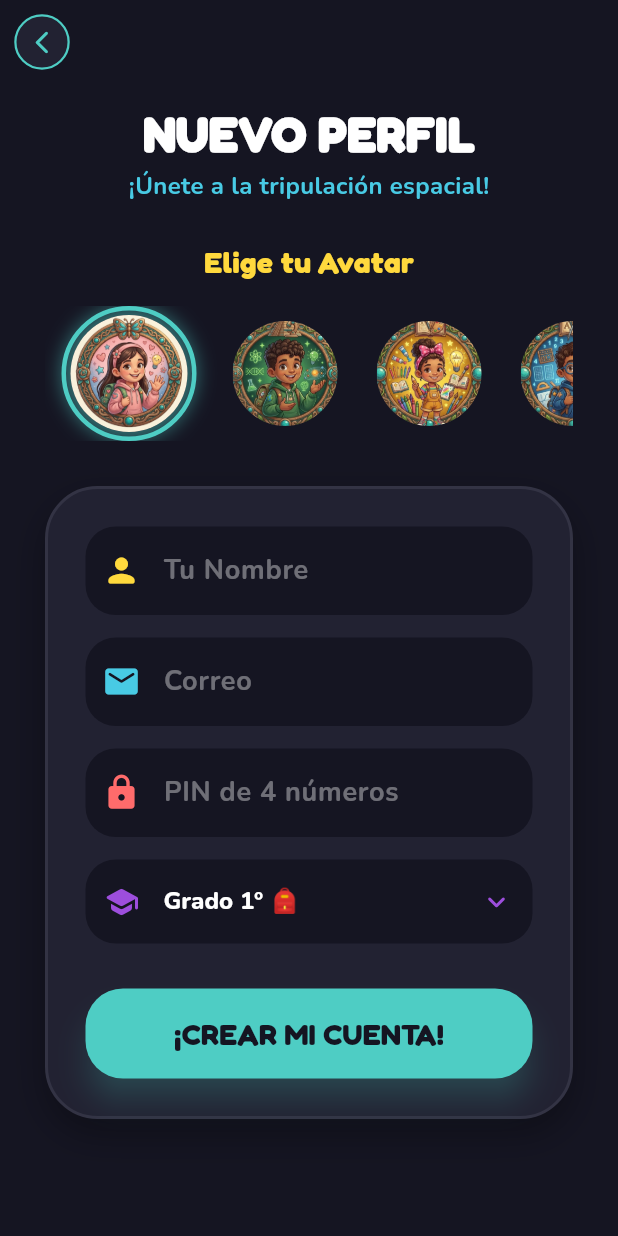
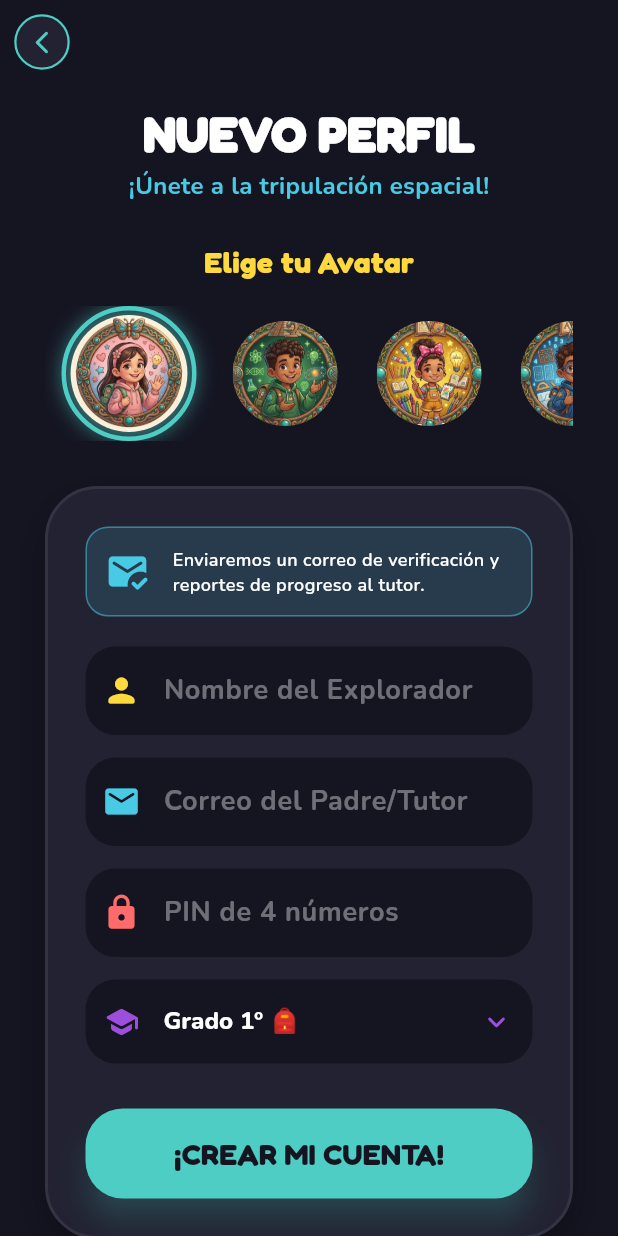
Before and after one commit to STEVEN7-WEB/Eduplay, a Flutter app: the LoginScreen screen opened directly, after a tap on "ENTRAR 🚀", after a tap on "¿Eres nuevo? ¡Crea tu perfil aquí! ✨", on a phone screen of 412 x 824 dp. Run offline on Flutter 3.47's test engine with Material 3 defaults, Android fonts, the phone set to English and light mode, and no system bars; our stand-ins replace connectivity_plus, google_fonts, shared_preferences, video_player; missing offline and left inert: mailer, postgres; accounts and stored records are empty.

Commit message:
implementacion verificacion padre/tutor

```diff
--- a/mobile_app/lib/screens/auth/login_screen.dart
+++ b/mobile_app/lib/screens/auth/login_screen.dart
@@ -6,6 +6,7 @@ import '../../services/neon_db_service.dart';
 import '../../main.dart'; // ¡Importante para cambiar el tema global!
 import '../home/home_screen.dart';
 import 'register_screen.dart';
+import 'parent_dashboard_screen.dart'; // Importamos la nueva pantalla de padres
 
 class LoginScreen extends StatefulWidget {
   const LoginScreen({super.key});
@@ -15,35 +16,29 @@ class LoginScreen extends StatefulWidget {
 
 class _LoginScreenState extends State<LoginScreen> {
   final _formKey = GlobalKey<FormState>();
-  final TextEditingController _nombreController = TextEditingController();
+  final TextEditingController _identificadorController = TextEditingController();
   final TextEditingController _passController = TextEditingController();
+
   bool _isLoading = false;
+  bool _isParentMode = false; // Variable mágica para detectar modo padre/alumno
 
   @override
   void dispose() {
-    _nombreController.dispose();
+    _identificadorController.dispose();
     _passController.dispose();
     super.dispose();
   }
 
-  // --- FUNCIÓN PARA CAMBIAR EL TEMA DESDE EL LOGIN ---
   void _toggleTheme() async {
     final prefs = await SharedPreferences.getInstance();
-
-    // Detectamos en qué modo estamos actualmente
     final isDarkMode = Theme.of(context).brightness == Brightness.dark;
-    final newMode = !isDarkMode; // Lo invertimos
-
-    // Cambiamos la variable global de main.dart
+    final newMode = !isDarkMode;
     themeNotifier.value = newMode ? ThemeMode.dark : ThemeMode.light;
-
-    // Guardamos la preferencia en el celular para que siempre inicie así
     await prefs.setBool('isDarkMode', newMode);
   }
 
   @override
   Widget build(BuildContext context) {
-    // --- DETECTOR DE MODO OSCURO ---
     final isDarkMode = Theme.of(context).brightness == Brightness.dark;
     final bgColor = isDarkMode ? const Color(0xFF151522) : const Color(0xFFF4F6F9);
     final textColor = isDarkMode ? Colors.white : const Color(0xFF1E1E2E);
@@ -52,7 +47,6 @@ class _LoginScreenState extends State<LoginScreen> {
 
     return Scaffold(
       backgroundColor: bgColor,
-      // Añadimos un AppBar invisible solo para poner el botón a la derecha
       appBar: AppBar(
         backgroundColor: Colors.transparent,
         elevation: 0,
@@ -87,7 +81,6 @@ class _LoginScreenState extends State<LoginScreen> {
               child: Column(
                 mainAxisAlignment: MainAxisAlignment.center,
                 children: [
-                  // LOGO CIRCULAR NEÓN
                   Container(
                     height: 120, width: 120,
                     decoration: BoxDecoration(
@@ -112,11 +105,11 @@ class _LoginScreenState extends State<LoginScreen> {
                   ),
                   const SizedBox(height: 30),
                   Text(
-                    "¡HOLA!",
+                    _isParentMode ? "¡HOLA, TUTOR!" : "¡HOLA!",
                     style: GoogleFonts.fredoka(color: textColor, fontSize: 38, fontWeight: FontWeight.w900, letterSpacing: 2),
                   ),
                   Text(
-                    "¡Listo para otra misión!",
+                    _isParentMode ? "Accede al panel de control" : "¡Listo para otra misión!",
                     style: GoogleFonts.nunito(color: subtitleColor, fontSize: 16, fontWeight: FontWeight.w700),
                   ),
                   const SizedBox(height: 30),
@@ -124,10 +117,7 @@ class _LoginScreenState extends State<LoginScreen> {
                   const SizedBox(height: 20),
                   TextButton(
                     onPressed: () {
-                      Navigator.push(
-                        context,
-                        MaterialPageRoute(builder: (context) => const RegisterScreen()),
-                      );
+                      Navigator.push(context, MaterialPageRoute(builder: (context) => const RegisterScreen()));
                     },
                     child: Text(
                       "¿Eres nuevo? ¡Crea tu perfil aquí! ✨",
@@ -162,9 +152,11 @@ class _LoginScreenState extends State<LoginScreen> {
       ),
       child: Column(
         children: [
-          _buildField(_nombreController, "Tu Nombre", Icons.face_retouching_natural_rounded, const Color(0xFF4ECDC4), false, isDarkMode),
+          // Campo 1: Identificador
+          _buildIdentificadorField(isDarkMode),
           const SizedBox(height: 15),
-          _buildField(_passController, "PIN Secreto", Icons.lock_rounded, const Color(0xFFFF6B6B), true, isDarkMode),
+          // Campo 2: PIN o Contraseña dependiendo del modo
+          _buildPasswordField(isDarkMode),
           const SizedBox(height: 30),
           SizedBox(
             width: double.infinity,
@@ -187,45 +179,63 @@ class _LoginScreenState extends State<LoginScreen> {
     );
   }
 
-  Widget _buildField(TextEditingController controller, String label, IconData icon, Color neonColor, bool isPass, bool isDarkMode) {
+  Widget _buildIdentificadorField(bool isDarkMode) {
     final fillColor = isDarkMode ? const Color(0xFF151522) : const Color(0xFFF4F6F9);
     final textColor = isDarkMode ? Colors.white : Colors.black87;
     final hintColor = isDarkMode ? Colors.white38 : Colors.black38;
+    final neonColor = const Color(0xFF4ECDC4);
 
     return TextFormField(
-      controller: controller,
-      obscureText: isPass,
-      keyboardType: isPass ? TextInputType.number : TextInputType.name,
-      inputFormatters: isPass ? [
+      controller: _identificadorController,
+      keyboardType: TextInputType.emailAddress,
+      style: GoogleFonts.nunito(color: textColor, fontWeight: FontWeight.w700, fontSize: 18),
+      onChanged: (value) {
+        // Detecta arroba
+        setState(() {
+          _isParentMode = value.contains('@');
+        });
+      },
+      validator: (value) => (value == null || value.trim().isEmpty) ? '¡Falta este dato!' : null,
+      decoration: InputDecoration(
+        prefixIcon: Icon(Icons.person_outline_rounded, color: neonColor, size: 28),
+        hintText: "Usuario o Correo",
+        hintStyle: GoogleFonts.nunito(color: hintColor, fontWeight: FontWeight.w700),
+        filled: true,
+        fillColor: fillColor,
+        border: OutlineInputBorder(borderRadius: BorderRadius.circular(20), borderSide: BorderSide.none),
+        focusedBorder: OutlineInputBorder(borderRadius: BorderRadius.circular(20), borderSide: BorderSide(color: neonColor, width: 2)),
+      ),
+    );
+  }
+
+  Widget _buildPasswordField(bool isDarkMode) {
+    final fillColor = isDarkMode ? const Color(0xFF151522) : const Color(0xFFF4F6F9);
+    final textColor = isDarkMode ? Colors.white : Colors.black87;
+    final hintColor = isDarkMode ? Colors.white38 : Colors.black38;
+    final neonColor = const Color(0xFFFF6B6B);
+
+    return TextFormField(
+      controller: _passController,
+      obscureText: true,
+      keyboardType: _isParentMode ? TextInputType.text : TextInputType.number,
+      inputFormatters: _isParentMode ? [] : [
         FilteringTextInputFormatter.digitsOnly,
         LengthLimitingTextInputFormatter(4),
-      ] : [],
+      ],
       style: GoogleFonts.nunito(color: textColor, fontWeight: FontWeight.w700, fontSize: 18),
       validator: (value) {
         if (value == null || value.trim().isEmpty) return '¡Falta este dato!';
-        if (isPass && value.length < 4) return 'El PIN necesita 4 números';
+        if (!_isParentMode && value.length < 4) return 'El PIN necesita 4 números';
         return null;
       },
       decoration: InputDecoration(
-        prefixIcon: Icon(icon, color: neonColor, size: 28),
-        hintText: label,
+        prefixIcon: Icon(Icons.lock_rounded, color: neonColor, size: 28),
+        hintText: _isParentMode ? "Contraseña del Tutor" : "PIN Secreto",
         hintStyle: GoogleFonts.nunito(color: hintColor, fontWeight: FontWeight.w700),
         filled: true,
         fillColor: fillColor,
-        border: OutlineInputBorder(
-          borderRadius: BorderRadius.circular(20),
-          borderSide: BorderSide(color: neonColor.withOpacity(0.3), width: 1),
-        ),
-        enabledBorder: OutlineInputBorder(
-          borderRadius: BorderRadius.circular(20),
-          borderSide: const BorderSide(color: Colors.transparent, width: 1),
-        ),
-        focusedBorder: OutlineInputBorder(
-          borderRadius: BorderRadius.circular(20),
-          borderSide: BorderSide(color: neonColor, width: 2),
-        ),
-        errorStyle: GoogleFonts.nunito(color: const Color(0xFFFF6B6B), fontWeight: FontWeight.bold),
-        counterText: "",
+        border: OutlineInputBorder(borderRadius: BorderRadius.circular(20), borderSide: BorderSide.none),
+        focusedBorder: OutlineInputBorder(borderRadius: BorderRadius.circular(20), borderSide: BorderSide(color: neonColor, width: 2)),
       ),
     );
   }
@@ -234,17 +244,26 @@ class _LoginScreenState extends State<LoginScreen> {
     if (!_formKey.currentState!.validate()) return;
     setState(() => _isLoading = true);
 
-    bool exito = await NeonDbService.loginPorNombre(_nombreController.text.trim(), _passController.text.trim());
+    bool exito;
+    if (_isParentMode) {
+      exito = await NeonDbService.loginPorCorreo(_identificadorController.text.trim(), _passController.text.trim());
+    } else {
+      exito = await NeonDbService.loginPorNombre(_identificadorController.text.trim(), _passController.text.trim());
+    }
 
     if (!mounted) return;
     setState(() => _isLoading = false);
 
     if (exito) {
-      Navigator.pushReplacement(context, MaterialPageRoute(builder: (context) => const HomeScreen()));
+      if (_isParentMode) {
+        Navigator.pushReplacement(context, MaterialPageRoute(builder: (context) => const ParentDashboardScreen()));
+      } else {
+        Navigator.pushReplacement(context, MaterialPageRoute(builder: (context) => const HomeScreen()));
+      }
     } else {
       ScaffoldMessenger.of(context).showSnackBar(
         SnackBar(
-          content: Text("Nombre o PIN incorrectos ❌", style: GoogleFonts.nunito(fontWeight: FontWeight.bold, fontSize: 16, color: Colors.white)),
+          content: Text("Datos incorrectos ❌", style: GoogleFonts.nunito(fontWeight: FontWeight.bold, fontSize: 16, color: Colors.white)),
           backgroundColor: const Color(0xFFFF6B6B),
           behavior: SnackBarBehavior.floating,
           shape: RoundedRectangleBorder(borderRadius: BorderRadius.circular(20)),
--- a/mobile_app/lib/screens/auth/register_screen.dart
+++ b/mobile_app/lib/screens/auth/register_screen.dart
@@ -1,8 +1,12 @@
 import 'package:flutter/material.dart';
 import 'package:flutter/services.dart';
 import 'package:google_fonts/google_fonts.dart';
+
+// Importaciones de tus servicios y pantallas
 import '../../services/neon_db_service.dart';
+import '../../services/email_service.dart'; // Asegúrate de haber creado este archivo
 import '../home/home_screen.dart';
+import 'verification_screen.dart'; // Asegúrate de haber creado este archivo
 
 class RegisterScreen extends StatefulWidget {
   const RegisterScreen({super.key});
@@ -38,7 +42,6 @@ class _RegisterScreenState extends State<RegisterScreen> {
 
   @override
   Widget build(BuildContext context) {
-    // --- DETECTOR DE MODO OSCURO ---
     final isDarkMode = Theme.of(context).brightness == Brightness.dark;
     final bgColor = isDarkMode ? const Color(0xFF151522) : const Color(0xFFF4F6F9);
     final cardColor = isDarkMode ? const Color(0xFF222232) : Colors.white;
@@ -124,9 +127,32 @@ class _RegisterScreenState extends State<RegisterScreen> {
                   ),
                   child: Column(
                     children: [
-                      _buildField(_nombreController, "Tu Nombre", Icons.person_rounded, const Color(0xFFFFD93D), false, isDarkMode),
+                      // Banner de Verificación
+                      Container(
+                        padding: const EdgeInsets.all(12),
+                        margin: const EdgeInsets.only(bottom: 20),
+                        decoration: BoxDecoration(
+                          color: const Color(0xFF48CAE4).withOpacity(0.15),
+                          borderRadius: BorderRadius.circular(15),
+                          border: Border.all(color: const Color(0xFF48CAE4).withOpacity(0.5)),
+                        ),
+                        child: Row(
+                          children: [
+                            const Icon(Icons.mark_email_read_rounded, color: Color(0xFF48CAE4), size: 30),
+                            const SizedBox(width: 15),
+                            Expanded(
+                              child: Text(
+                                "Enviaremos un correo de verificación y reportes de progreso al tutor.",
+                                style: GoogleFonts.nunito(color: textColor, fontSize: 12, fontWeight: FontWeight.w600),
+                              ),
+                            ),
+                          ],
+                        ),
+                      ),
+
+                      _buildField(_nombreController, "Nombre del Explorador", Icons.person_rounded, const Color(0xFFFFD93D), false, isDarkMode),
                       const SizedBox(height: 15),
-                      _buildField(_emailController, "Correo", Icons.email_rounded, const Color(0xFF48CAE4), false, isDarkMode),
+                      _buildField(_emailController, "Correo del Padre/Tutor", Icons.email_rounded, const Color(0xFF48CAE4), false, isDarkMode),
                       const SizedBox(height: 15),
                       _buildField(_passController, "PIN de 4 números", Icons.lock_rounded, const Color(0xFFFF6B6B), true, isDarkMode),
                       const SizedBox(height: 15),
@@ -185,7 +211,7 @@ class _RegisterScreenState extends State<RegisterScreen> {
     return TextFormField(
       controller: controller,
       obscureText: isPass,
-      keyboardType: isPass ? TextInputType.number : (label == "Correo" ? TextInputType.emailAddress : TextInputType.name),
+      keyboardType: isPass ? TextInputType.number : (label.contains("Correo") ? TextInputType.emailAddress : TextInputType.name),
       inputFormatters: isPass ? [
         FilteringTextInputFormatter.digitsOnly,
         LengthLimitingTextInputFormatter(4),
@@ -194,7 +220,7 @@ class _RegisterScreenState extends State<RegisterScreen> {
       validator: (value) {
         if (value == null || value.trim().isEmpty) return '¡Falta este dato!';
         if (isPass && value.length < 4) return 'El PIN necesita 4 números';
-        if (label == "Correo" && !value.contains("@")) return 'Correo no válido';
+        if (label.contains("Correo") && !value.contains("@")) return 'Correo no válido';
         return null;
       },
       decoration: InputDecoration(
@@ -213,7 +239,39 @@ class _RegisterScreenState extends State<RegisterScreen> {
 
   void _registrar() async {
     if (!_formKey.currentState!.validate()) return;
+
+    // 1. Mostrar estado de carga y generar código
     setState(() => _isLoading = true);
+    String codigoGenerado = EmailService.generarCodigo();
+
+    // 2. Enviar el correo
+    bool correoEnviado = await EmailService.enviarCodigo(_emailController.text.trim(), codigoGenerado);
+
+    if (!mounted) return;
+
+    if (!correoEnviado) {
+      setState(() => _isLoading = false);
+      _mostrarAlerta("Error de conexión 🔌", "No pudimos enviar el correo de verificación. Revisa tus credenciales o intenta más tarde.", const Color(0xFFFF6B6B), Colors.white);
+      return;
+    }
+
+    // Ocultamos la carga temporalmente mientras abrimos la otra pantalla
+    setState(() => _isLoading = false);
+
+    // 3. Abrir la pantalla de verificación y esperar resultado
+    final verificado = await Navigator.push(
+      context,
+      MaterialPageRoute(
+        builder: (context) => VerificationScreen(
+          correoPadre: _emailController.text.trim(),
+          codigoReal: codigoGenerado,
+        ),
+      ),
+    );
+
+    // 4. Si el usuario ingresó el código correcto y regresó "true"
+    if (verificado == true) {
+      setState(() => _isLoading = true); // Volvemos a mostrar que está cargando para guardar en BD
 
       dynamic resultado = await NeonDbService.registrarUsuario(
         _nombreController.text.trim(),
@@ -231,9 +289,10 @@ class _RegisterScreenState extends State<RegisterScreen> {
       } else if (resultado is String && resultado == 'duplicate_name') {
         _mostrarAlerta("¡Ese nombre ya existe! 🧐", "Agrega una inicial o número divertido (ej. ${_nombreController.text.trim()}123).", const Color(0xFFFFD93D), Colors.black87);
       } else if (resultado is String && resultado == 'duplicate_email') {
-      _mostrarAlerta("¡Ups! Correo en uso 📧", "Ya hay una cuenta con este correo.", const Color(0xFFFF6B6B), Colors.white);
+        _mostrarAlerta("¡Ups! Correo en uso 📧", "Ya hay una cuenta verificada con este correo.", const Color(0xFFFF6B6B), Colors.white);
       } else {
         _mostrarAlerta("Error de conexión 🔌", "Revisa tu internet y vuelve a intentar.", const Color(0xFFFF6B6B), Colors.white);
+      }
     }
   }
 
--- a/mobile_app/pubspec.yaml
+++ b/mobile_app/pubspec.yaml
@@ -18,6 +18,7 @@ dependencies:
   crypto: ^3.0.7
   # Agregado para reproducir AppTec.mp4
   video_player: ^2.8.6
+  mailer: ^7.1.0
 
 dev_dependencies:
   flutter_test:
```
Also changed, not shown: mobile_app/lib/screens/auth/parent_dashboard_screen.dart (added, +73 -0 lines), mobile_app/lib/screens/auth/verification_screen.dart (added, +112 -0 lines), mobile_app/lib/services/email_service.dart (added, +44 -0 lines), mobile_app/lib/services/neon_db_service.dart (+46 -1 lines), mobile_app/pubspec.lock. Lines whose indentation alone changed are shown as unchanged.
